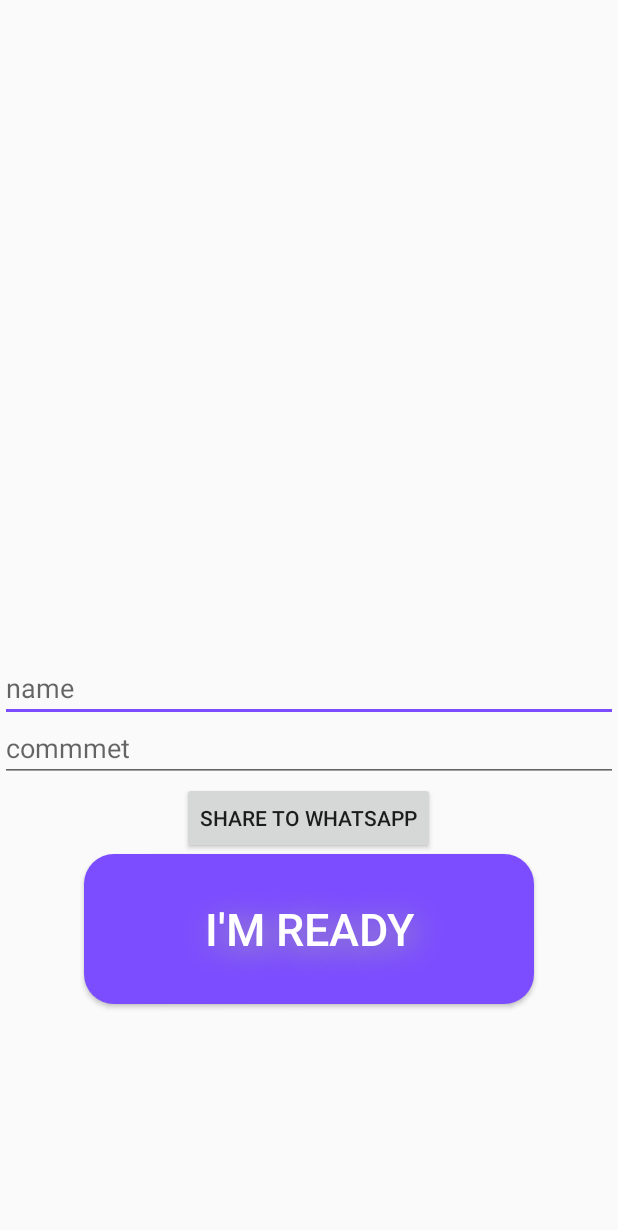
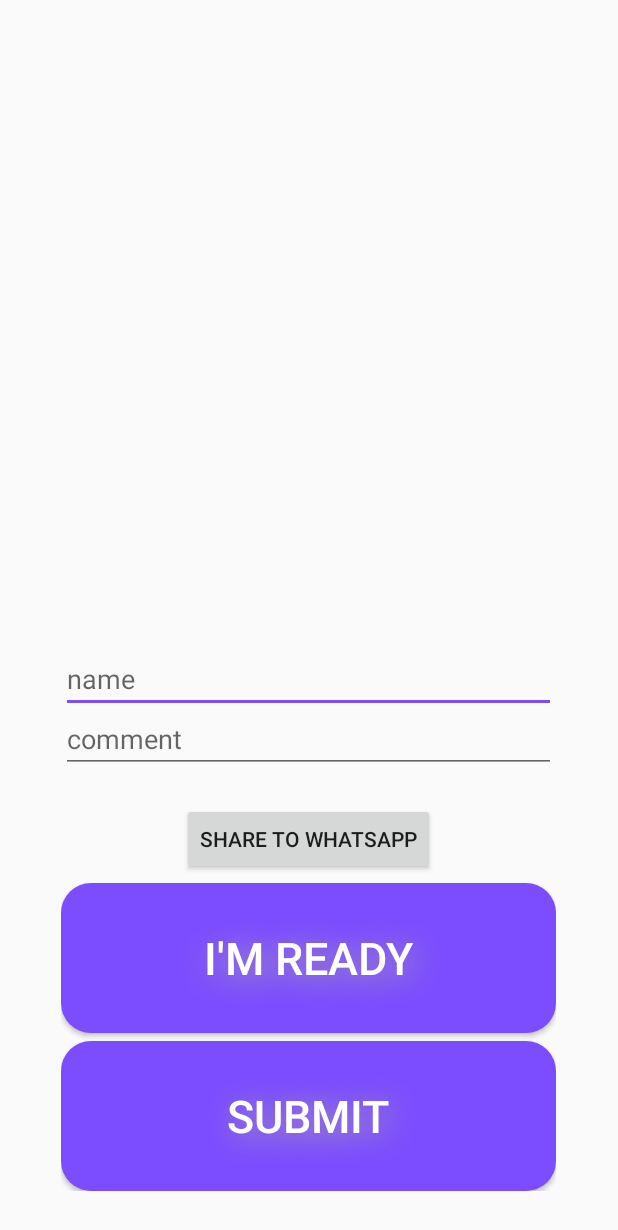
Before and after one commit to elisara/KellotusApp, an Android app: the layout kellotus_layout.xml on its own in the app's theme, with its tools: preview values and no code run, on a phone screen of 412 x 824 dp. Shown: the top 1230 px of the screen. Run offline under Robolectric (Android 15) with nearby library versions, the phone set to English and light mode, and no system bars.

Commit message:
kellotus_layout progress

```diff
--- a/app/src/main/java/com/example/elisarajaniemi/kellotusapp/MyArrayAdapter.java
+++ b/app/src/main/java/com/example/elisarajaniemi/kellotusapp/MyArrayAdapter.java
@@ -40,11 +40,13 @@ public class MyArrayAdapter extends ArrayAdapter<ResultItem> {
         TextView tvName = (TextView) convertView.findViewById(R.id.nameview);
         TextView timeView = (TextView) convertView.findViewById(R.id.timeview);
         TextView kellotusView = (TextView) convertView.findViewById(R.id.kellotustimeview);
+        TextView commentView = (TextView) convertView.findViewById(R.id.commentview);
 
         // Populate the data into the template view using the data object
         tvName.setText(ri.name);
         timeView.setText(""+ri.time);
         kellotusView.setText(""+ri.kellotusTime);
+        commentView.setText(ri.comment);
 
         // Return the completed view to render on screen
         return convertView;
--- a/app/src/main/res/layout/kellotus_layout.xml
+++ b/app/src/main/res/layout/kellotus_layout.xml
@@ -9,21 +9,19 @@
     <LinearLayout
         android:layout_width="match_parent"
         android:layout_height="match_parent"
+        android:layout_alignParentStart="true"
+        android:layout_alignParentTop="true"
         android:gravity="center"
         android:orientation="vertical"
-        android:paddingBottom="30dp"
-        android:weightSum="1"
-        android:layout_alignParentTop="true"
-        android:layout_alignParentStart="true">
+        android:weightSum="2">
+
 
         <LinearLayout
             android:layout_width="match_parent"
-            android:layout_height="wrap_content"
+            android:layout_height="match_parent"
+            android:layout_weight="2"
             android:gravity="center"
-            android:orientation="vertical"
-            android:paddingBottom="30dp"
-            android:weightSum="1"
-            android:layout_weight="0.42">
+            android:orientation="vertical">
 
             <TextView
                 android:id="@+id/timeview"
@@ -31,8 +29,9 @@
                 android:layout_height="wrap_content"
                 android:layout_weight="0.5"
                 android:gravity="center"
-                android:textSize="50dp"
-                android:textColor="#212121"/>
+                android:textColor="#212121"
+                android:textSize="50dp" />
+
             <TextView
                 android:id="@+id/angleview"
                 android:layout_width="match_parent"
@@ -41,35 +40,80 @@
                 android:gravity="center"
                 android:textSize="30dp" />
         </LinearLayout>
-        <EditText android:id="@+id/edit_name"
+        <LinearLayout
+            android:layout_width="fill_parent"
+            android:layout_height="wrap_content"
+            android:orientation="horizontal">
+            <RelativeLayout
+                android:layout_width="0dip"
+                android:layout_height="fill_parent"
+                android:layout_weight="0.1">
+            </RelativeLayout>
+            <RelativeLayout
+                android:layout_width="0dip"
+                android:layout_height="fill_parent"
+                android:layout_weight="0.8">
+
+                <LinearLayout
+                    android:layout_width="match_parent"
+                    android:layout_height="wrap_content"
+                    android:orientation="vertical"
+                    android:gravity="center"
+                    android:paddingBottom="30dp"
+                    android:weightSum="1">
+
+                    <EditText
+                        android:id="@+id/edit_name"
                         android:layout_width="match_parent"
                         android:layout_height="40dp"
-            android:hint="name"
-            />
-        <EditText android:id="@+id/edit_comment"
+                        android:hint="name" />
+
+                    <EditText
+                        android:id="@+id/edit_comment"
                         android:layout_width="match_parent"
                         android:layout_height="40dp"
-            android:hint="commmet"
-            />
+                        android:hint="comment"
+                        android:layout_marginBottom="20dp"/>
+
                     <Button
                         android:id="@+id/sendBtn"
                         android:layout_width="wrap_content"
                         android:layout_height="wrap_content"
-            android:text="Share to Whatsapp"/>
-
+                        android:text="Share to Whatsapp" />
                     <Button
-            android:id="@+id/readybtn"
-            android:layout_width="300dp"
+                        android:id="@+id/readyBtn"
+                        android:layout_width="match_parent"
                         android:layout_height="100dp"
+                        android:layout_marginTop="5dp"
+                        android:background="@drawable/buttonshape"
                         android:shadowColor="#A8A8A8"
-            android:background="@drawable/buttonshape"
+                        android:shadowDx="5"
+                        android:shadowDy="5"
+                        android:shadowRadius="25"
                         android:text="I'm ready"
                         android:textColor="#FFFFFF"
-            android:textSize="30sp"
-            android:layout_alignParentTop="true"
+                        android:textSize="30sp" />
+                    <Button
+                        android:id="@+id/submitBtn"
+                        android:layout_width="match_parent"
+                        android:layout_height="100dp"
+                        android:layout_marginTop="5dp"
+                        android:background="@drawable/buttonshape"
+                        android:shadowColor="#A8A8A8"
                         android:shadowDx="5"
                         android:shadowDy="5"
-            android:shadowRadius="25" />
+                        android:shadowRadius="25"
+                        android:text="Submit"
+                        android:textColor="#FFFFFF"
+                        android:textSize="30sp" />
+                </LinearLayout>
+            </RelativeLayout>
+            <RelativeLayout
+                android:layout_width="0dip"
+                android:layout_height="fill_parent"
+                android:layout_weight="0.1">
+            </RelativeLayout>
+        </LinearLayout>
     </LinearLayout>
 
 </RelativeLayout>
--- a/app/src/main/res/values/strings.xml
+++ b/app/src/main/res/values/strings.xml
@@ -14,4 +14,7 @@
     <string name="no_location_data_provided">No location data provided</string>
     <string name="service_not_available">Sorry, the service is not available</string>
     <string name="invalid_lat_long_used">Invalid latitude or longitude used</string>
+    <string name="ok">Share</string>
+    <string name="cancel">Cancel</string>
+    <string name="share_title">Share in WhatsApp</string>
 </resources>
```
Also changed, not shown: app/src/main/java/com/example/elisarajaniemi/kellotusapp/KellotusFragment.java (+53 -41 lines), app/src/main/java/com/example/elisarajaniemi/kellotusapp/ResultsFragment.java (+6 -2 lines), app/src/main/res/layout/my_list_item.xml (+12 -0 lines). Lines whose indentation alone changed are shown as unchanged.
